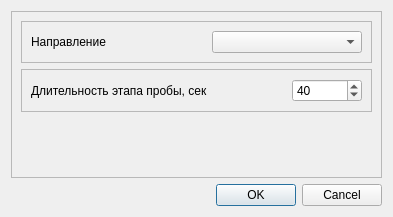
The window that metodics/dynamic_tests/step_deviation/stepdeviationparamsdialog.ui (grigp/a-analyser) describes before a commit, drawn with Qt 5.
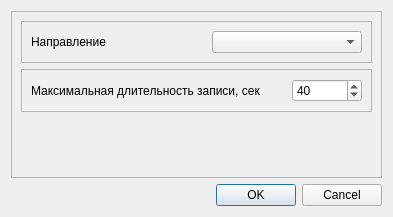
The same window after the commit.

Commit message: Длительности записи больше минуты редактируются как мин:сек

```diff
--- a/metodics/dynamic_tests/step_deviation/stepdeviationparamsdialog.ui
+++ b/metodics/dynamic_tests/step_deviation/stepdeviationparamsdialog.ui
@@ -77,7 +77,7 @@
          <item>
           <widget class="QLabel" name="lblMaxTime">
            <property name="text">
-            <string>Длительность этапа пробы, сек</string>
+            <string>Максимальная длительность записи, сек</string>
            </property>
           </widget>
          </item>
```
The commit also changes 6 other files.
